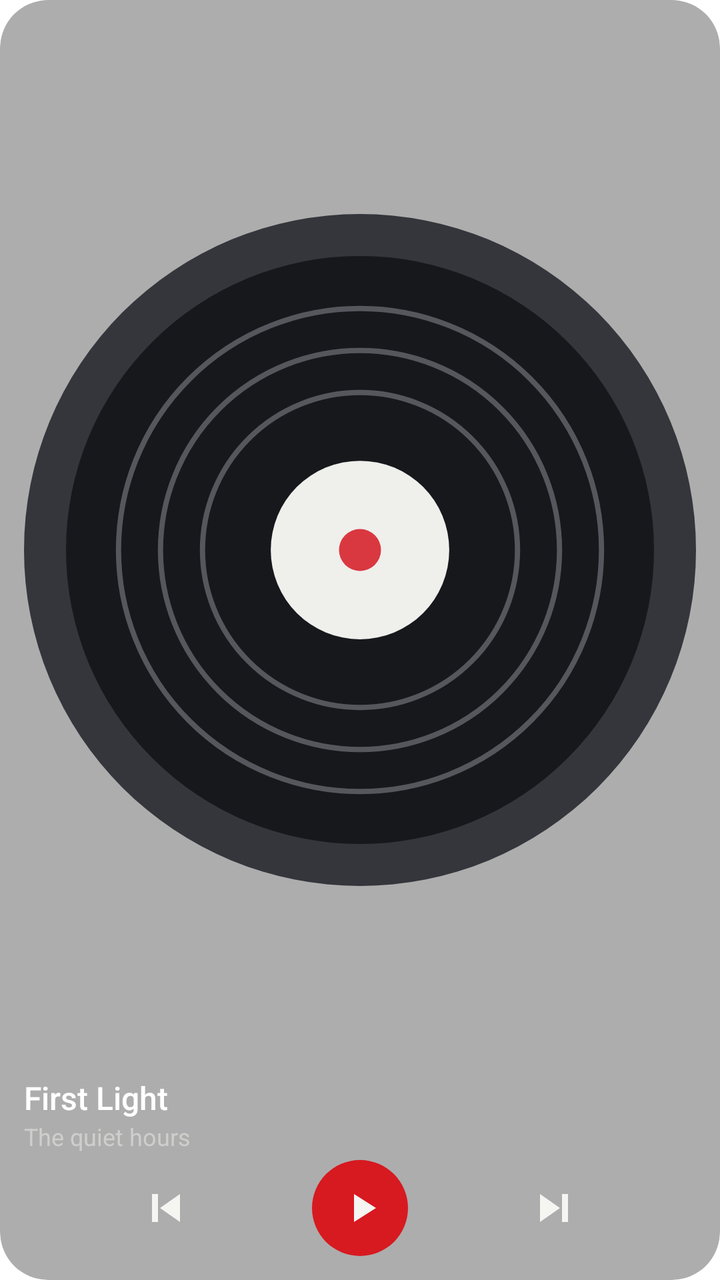
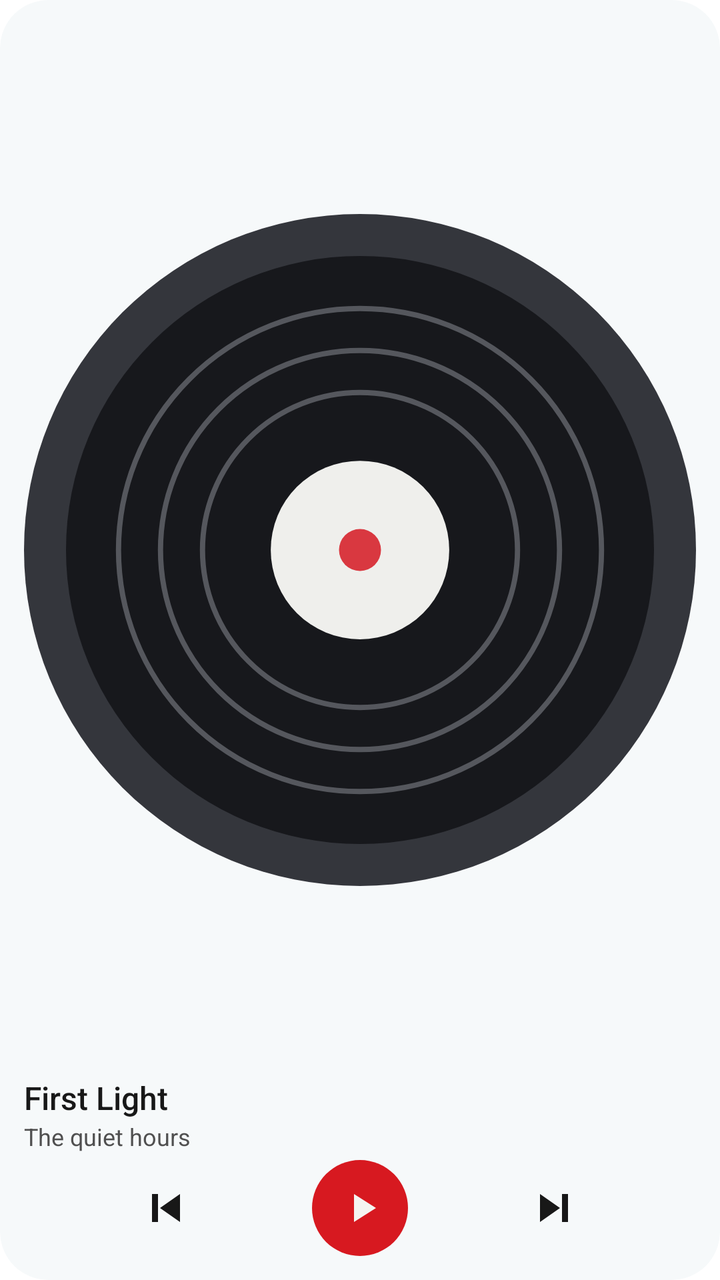

Two renders of the same Android screen: before a commit and after it. Below are the layout's source before the change and the commit's diff.
<!-- AndroidManifest.xml: fallback theme Theme.MaterialComponents.DayNight.NoActionBar -->
<!-- res/layout/glyph_widget_preview.xml -->
<FrameLayout xmlns:android="http://schemas.android.com/apk/res/android" android:id="@+id/widget_root" android:layout_width="match_parent" android:layout_height="match_parent" android:background="@drawable/widget_background" android:clipToOutline="true"><ImageView android:id="@+id/widget_surface" android:layout_width="match_parent" android:layout_height="match_parent" android:scaleType="fitXY" android:importantForAccessibility="no" /><LinearLayout android:layout_width="match_parent" android:layout_height="match_parent" android:orientation="vertical" android:padding="12dp"><ImageView android:id="@+id/widget_record" android:layout_width="match_parent" android:layout_height="0dp" android:layout_weight="1" android:src="@drawable/widget_album_placeholder" android:scaleType="fitCenter" android:contentDescription="Album artwork" /><TextView android:id="@+id/track_title" android:layout_width="match_parent" android:layout_height="22dp" android:text="First Light" android:textColor="#FFFFFF" android:textSize="16sp" android:fontFamily="sans-serif-medium" android:maxLines="1" android:ellipsize="end" /><TextView android:id="@+id/track_artist" android:layout_width="match_parent" android:layout_height="20dp" android:text="The quiet hours" android:textColor="#CECECC" android:textSize="12sp" android:maxLines="1" android:ellipsize="end" /><LinearLayout android:layout_width="match_parent" android:layout_height="48dp" android:gravity="center_vertical" android:orientation="horizontal">
    <ImageButton android:id="@+id/previous_track" android:layout_width="0dp" android:layout_weight="1" android:layout_height="48dp" android:padding="4dp" android:background="@android:color/transparent" android:src="@drawable/widget_previous" android:contentDescription="Previous track" />
    <ImageButton android:id="@+id/play_pause" android:layout_width="48dp" android:layout_height="48dp" android:padding="12dp" android:background="@drawable/widget_play_background" android:src="@drawable/widget_play" android:contentDescription="Play" />
    <ImageButton android:id="@+id/next_track" android:layout_width="0dp" android:layout_weight="1" android:layout_height="48dp" android:padding="4dp" android:background="@android:color/transparent" android:src="@drawable/widget_next" android:contentDescription="Next track" />
</LinearLayout></LinearLayout></FrameLayout>
<!-- resources referenced by this layout -->
<resources>
  <!-- drawable widget_album_placeholder (drawable) -->
  <vector xmlns:android="http://schemas.android.com/apk/res/android" android:width="128dp" android:height="128dp" android:viewportWidth="128" android:viewportHeight="128">
      <path android:fillColor="#34363C" android:pathData="M64,0a64,64 0,1 0,0 128a64,64 0,1 0,0 -128" />
      <path android:fillColor="#17181C" android:pathData="M64,8a56,56 0,1 0,0 112a56,56 0,1 0,0 -112" />
      <path android:strokeColor="#55575D" android:strokeWidth="1" android:fillColor="#00000000" android:pathData="M64,18a46,46 0,1 0,0 92a46,46 0,1 0,0 -92M64,26a38,38 0,1 0,0 76a38,38 0,1 0,0 -76M64,34a30,30 0,1 0,0 60a30,30 0,1 0,0 -60" />
      <path android:fillColor="#EFEFEC" android:pathData="M64,47a17,17 0,1 0,0 34a17,17 0,1 0,0 -34" />
      <path android:fillColor="#D93840" android:pathData="M64,60a4,4 0,1 0,0 8a4,4 0,1 0,0 -8" />
  </vector>
  <!-- drawable widget_background (drawable) -->
  <shape xmlns:android="http://schemas.android.com/apk/res/android">
      <solid android:color="#58131313" />
      <corners android:radius="24dp" />
  </shape>
  <!-- drawable widget_next (drawable) -->
  <vector xmlns:android="http://schemas.android.com/apk/res/android" android:width="24dp" android:height="24dp" android:viewportWidth="24" android:viewportHeight="24"><path android:fillColor="#F5F5F2" android:pathData="M6,5L16,12L6,19ZM17,5H20V19H17Z" /></vector>
  <!-- drawable widget_play (drawable) -->
  <vector xmlns:android="http://schemas.android.com/apk/res/android" android:width="24dp" android:height="24dp" android:viewportWidth="24" android:viewportHeight="24"><path android:fillColor="#F5F5F2" android:pathData="M9,5L20,12L9,19Z" /></vector>
  <!-- drawable widget_play_background (drawable) -->
  <shape xmlns:android="http://schemas.android.com/apk/res/android" android:shape="oval">
      <solid android:color="#D71920" />
  </shape>
  <!-- drawable widget_previous (drawable) -->
  <vector xmlns:android="http://schemas.android.com/apk/res/android" android:width="24dp" android:height="24dp" android:viewportWidth="24" android:viewportHeight="24"><path android:fillColor="#F5F5F2" android:pathData="M18,5L8,12L18,19ZM4,5H7V19H4Z" /></vector>
</resources>

<!-- the commit's change to res/layout/glyph_widget_preview.xml (unified diff, before → after) -->
@@ -1,4 +1,4 @@
-<FrameLayout xmlns:android="http://schemas.android.com/apk/res/android" android:id="@+id/widget_root" android:layout_width="match_parent" android:layout_height="match_parent" android:background="@drawable/widget_background" android:clipToOutline="true"><ImageView android:id="@+id/widget_surface" android:layout_width="match_parent" android:layout_height="match_parent" android:scaleType="fitXY" android:importantForAccessibility="no" /><LinearLayout android:layout_width="match_parent" android:layout_height="match_parent" android:orientation="vertical" android:padding="12dp"><ImageView android:id="@+id/widget_record" android:layout_width="match_parent" android:layout_height="0dp" android:layout_weight="1" android:src="@drawable/widget_album_placeholder" android:scaleType="fitCenter" android:contentDescription="Album artwork" /><TextView android:id="@+id/track_title" android:layout_width="match_parent" android:layout_height="22dp" android:text="First Light" android:textColor="#FFFFFF" android:textSize="16sp" android:fontFamily="sans-serif-medium" android:maxLines="1" android:ellipsize="end" /><TextView android:id="@+id/track_artist" android:layout_width="match_parent" android:layout_height="20dp" android:text="The quiet hours" android:textColor="#CECECC" android:textSize="12sp" android:maxLines="1" android:ellipsize="end" /><LinearLayout android:layout_width="match_parent" android:layout_height="48dp" android:gravity="center_vertical" android:orientation="horizontal">
+<FrameLayout xmlns:android="http://schemas.android.com/apk/res/android" android:id="@+id/widget_root" android:forceDarkAllowed="false" android:layout_width="match_parent" android:layout_height="match_parent" android:background="@drawable/widget_background" android:clipToOutline="true"><ImageView android:id="@+id/widget_surface" android:layout_width="match_parent" android:layout_height="match_parent" android:scaleType="fitXY" android:importantForAccessibility="no" /><LinearLayout android:layout_width="match_parent" android:layout_height="match_parent" android:orientation="vertical" android:padding="12dp"><ImageView android:id="@+id/widget_record" android:layout_width="match_parent" android:layout_height="0dp" android:layout_weight="1" android:src="@drawable/widget_album_placeholder" android:scaleType="fitCenter" android:contentDescription="Album artwork" /><TextView android:id="@+id/track_title" android:layout_width="match_parent" android:layout_height="22dp" android:text="First Light" android:textColor="@color/widget_primary" android:textSize="16sp" android:fontFamily="sans-serif-medium" android:maxLines="1" android:ellipsize="end" /><TextView android:id="@+id/track_artist" android:layout_width="match_parent" android:layout_height="20dp" android:text="The quiet hours" android:textColor="@color/widget_secondary" android:textSize="12sp" android:maxLines="1" android:ellipsize="end" /><LinearLayout android:layout_width="match_parent" android:layout_height="48dp" android:gravity="center_vertical" android:orientation="horizontal">
     <ImageButton android:id="@+id/previous_track" android:layout_width="0dp" android:layout_weight="1" android:layout_height="48dp" android:padding="4dp" android:background="@android:color/transparent" android:src="@drawable/widget_previous" android:contentDescription="Previous track" />
     <ImageButton android:id="@+id/play_pause" android:layout_width="48dp" android:layout_height="48dp" android:padding="12dp" android:background="@drawable/widget_play_background" android:src="@drawable/widget_play" android:contentDescription="Play" />
     <ImageButton android:id="@+id/next_track" android:layout_width="0dp" android:layout_weight="1" android:layout_height="48dp" android:padding="4dp" android:background="@android:color/transparent" android:src="@drawable/widget_next" android:contentDescription="Next track" />
<!-- resource entries referenced after the edit -->
@@ -1,5 +1,7 @@
 <!-- resources referenced by this layout -->
 <resources>
+  <color name="widget_primary">#181818</color>
+  <color name="widget_secondary">#505050</color>
   <!-- drawable widget_album_placeholder (drawable) -->
   <vector xmlns:android="http://schemas.android.com/apk/res/android" android:width="128dp" android:height="128dp" android:viewportWidth="128" android:viewportHeight="128">
       <path android:fillColor="#34363C" android:pathData="M64,0a64,64 0,1 0,0 128a64,64 0,1 0,0 -128" />
@@ -10,11 +12,11 @@
   </vector>
   <!-- drawable widget_background (drawable) -->
   <shape xmlns:android="http://schemas.android.com/apk/res/android">
-      <solid android:color="#58131313" />
+      <solid android:color="@color/widget_surface" />
       <corners android:radius="24dp" />
   </shape>
   <!-- drawable widget_next (drawable) -->
-  <vector xmlns:android="http://schemas.android.com/apk/res/android" android:width="24dp" android:height="24dp" android:viewportWidth="24" android:viewportHeight="24"><path android:fillColor="#F5F5F2" android:pathData="M6,5L16,12L6,19ZM17,5H20V19H17Z" /></vector>
+  <vector xmlns:android="http://schemas.android.com/apk/res/android" android:width="24dp" android:height="24dp" android:viewportWidth="24" android:viewportHeight="24"><path android:fillColor="@color/widget_primary" android:pathData="M6,5L16,12L6,19ZM17,5H20V19H17Z" /></vector>
   <!-- drawable widget_play (drawable) -->
   <vector xmlns:android="http://schemas.android.com/apk/res/android" android:width="24dp" android:height="24dp" android:viewportWidth="24" android:viewportHeight="24"><path android:fillColor="#F5F5F2" android:pathData="M9,5L20,12L9,19Z" /></vector>
   <!-- drawable widget_play_background (drawable) -->
@@ -22,6 +24,7 @@
       <solid android:color="#D71920" />
   </shape>
   <!-- drawable widget_previous (drawable) -->
-  <vector xmlns:android="http://schemas.android.com/apk/res/android" android:width="24dp" android:height="24dp" android:viewportWidth="24" android:viewportHeight="24"><path android:fillColor="#F5F5F2" android:pathData="M18,5L8,12L18,19ZM4,5H7V19H4Z" /></vector>
+  <vector xmlns:android="http://schemas.android.com/apk/res/android" android:width="24dp" android:height="24dp" android:viewportWidth="24" android:viewportHeight="24"><path android:fillColor="@color/widget_primary" android:pathData="M18,5L8,12L18,19ZM4,5H7V19H4Z" /></vector>
+  <color name="widget_surface">#66E8F0F2</color>
 </resources>
 
